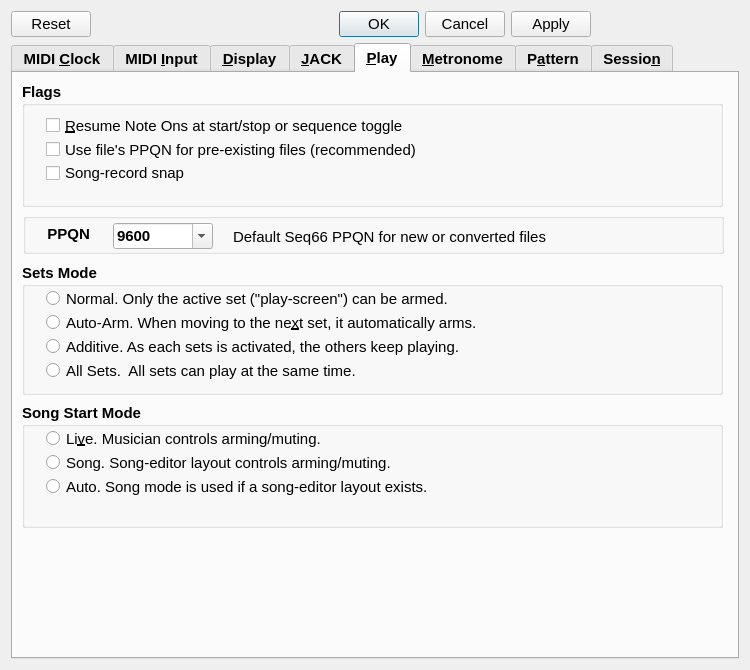
The window that seq_qt5/forms/qseditoptions.ui (ahlstromcj/seq66) describes before a commit, drawn with Qt 5.
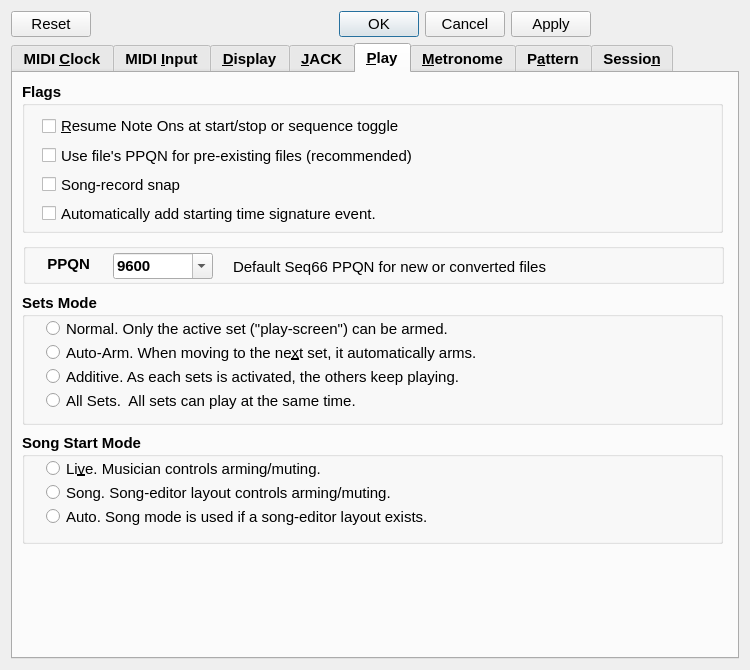
The same window after the commit. The open tabs and pages were chosen to show the change.

Commit message: Work on issue #137 time-sig handling in progress.

Diff of the .ui file:
```diff
--- a/seq_qt5/forms/qseditoptions.ui
+++ b/seq_qt5/forms/qseditoptions.ui
@@ -2283,7 +2283,7 @@
          <x>9</x>
          <y>9</y>
          <width>701</width>
-         <height>125</height>
+         <height>151</height>
         </rect>
        </property>
        <property name="minimumSize">
@@ -2301,15 +2301,18 @@
        <property name="title">
         <string>Flags</string>
        </property>
+       <widget class="QWidget" name="">
+        <property name="geometry">
+         <rect>
+          <x>20</x>
+          <y>32</y>
+          <width>441</width>
+          <height>111</height>
+         </rect>
+        </property>
+        <layout class="QVBoxLayout" name="verticalLayout_8">
+         <item>
        <widget class="QCheckBox" name="chkNoteResume">
-        <property name="geometry">
-         <rect>
-          <x>24</x>
-          <y>32</y>
-          <width>500</width>
-          <height>23</height>
-         </rect>
-        </property>
         <property name="font">
          <font>
           <pointsize>11</pointsize>
@@ -2324,15 +2327,9 @@
          <string>&amp;Resume Note Ons at start/stop or sequence toggle</string>
         </property>
        </widget>
+         </item>
+         <item>
        <widget class="QCheckBox" name="chkUseFilesPPQN">
-        <property name="geometry">
-         <rect>
-          <x>24</x>
-          <y>56</y>
-          <width>500</width>
-          <height>23</height>
-         </rect>
-        </property>
         <property name="font">
          <font>
           <pointsize>11</pointsize>
@@ -2348,15 +2345,9 @@
          <string>Use file's PPQN for pre-existing files (recommended)</string>
         </property>
        </widget>
+         </item>
+         <item>
        <widget class="QCheckBox" name="chkSongRecordSnap">
-        <property name="geometry">
-         <rect>
-          <x>24</x>
-          <y>80</y>
-          <width>500</width>
-          <height>22</height>
-         </rect>
-        </property>
         <property name="font">
          <font>
           <pointsize>11</pointsize>
@@ -2367,12 +2358,32 @@
          <string>Song-record snap</string>
         </property>
        </widget>
+         </item>
+         <item>
+          <widget class="QCheckBox" name="chkAddTimeSig">
+           <property name="font">
+            <font>
+             <pointsize>11</pointsize>
+             <bold>false</bold>
+            </font>
+           </property>
+           <property name="toolTip">
+            <string>Automatically add the starting time signature as
+an event in the new pattern.</string>
+           </property>
+           <property name="text">
+            <string>Automatically add starting time signature event.</string>
+           </property>
+          </widget>
+         </item>
+        </layout>
+       </widget>
       </widget>
       <widget class="QGroupBox" name="group_setsmode">
        <property name="geometry">
         <rect>
          <x>9</x>
-         <y>190</y>
+         <y>220</y>
          <width>701</width>
          <height>132</height>
         </rect>
@@ -2473,9 +2484,9 @@
        <property name="geometry">
         <rect>
          <x>9</x>
-         <y>330</y>
+         <y>360</y>
          <width>701</width>
-         <height>125</height>
+         <height>111</height>
         </rect>
        </property>
        <property name="minimumSize">
@@ -2561,7 +2572,7 @@
        <property name="geometry">
         <rect>
          <x>20</x>
-         <y>150</y>
+         <y>180</y>
          <width>61</width>
          <height>21</height>
         </rect>
@@ -2595,7 +2606,7 @@
        <property name="geometry">
         <rect>
          <x>220</x>
-         <y>155</y>
+         <y>185</y>
          <width>460</width>
          <height>18</height>
         </rect>
@@ -2626,7 +2637,7 @@
        <property name="geometry">
         <rect>
          <x>100</x>
-         <y>150</y>
+         <y>180</y>
          <width>100</width>
          <height>26</height>
         </rect>
@@ -2662,7 +2673,7 @@
        <property name="geometry">
         <rect>
          <x>10</x>
-         <y>140</y>
+         <y>170</y>
          <width>701</width>
          <height>41</height>
         </rect>
```
Left out of the diff: 6 changed lines with no effect on the pictures. Lines whose indentation alone changed are shown as unchanged. The commit also changes 17 other files.
